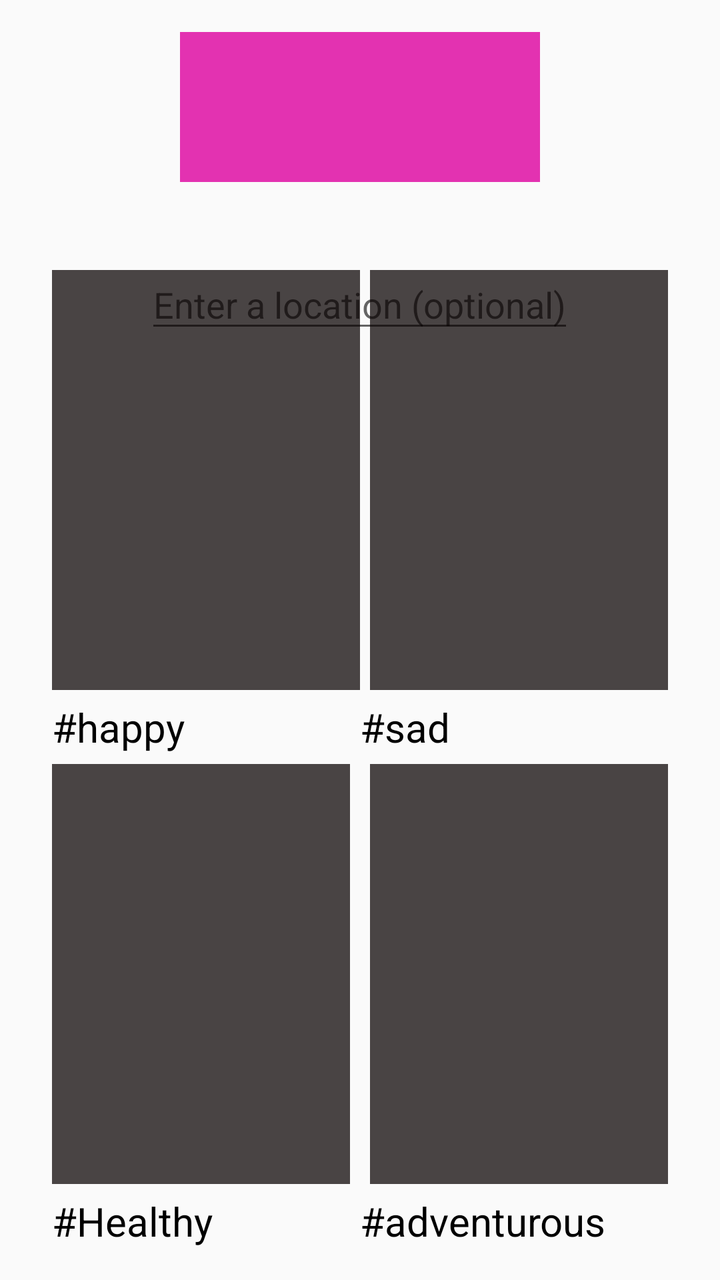
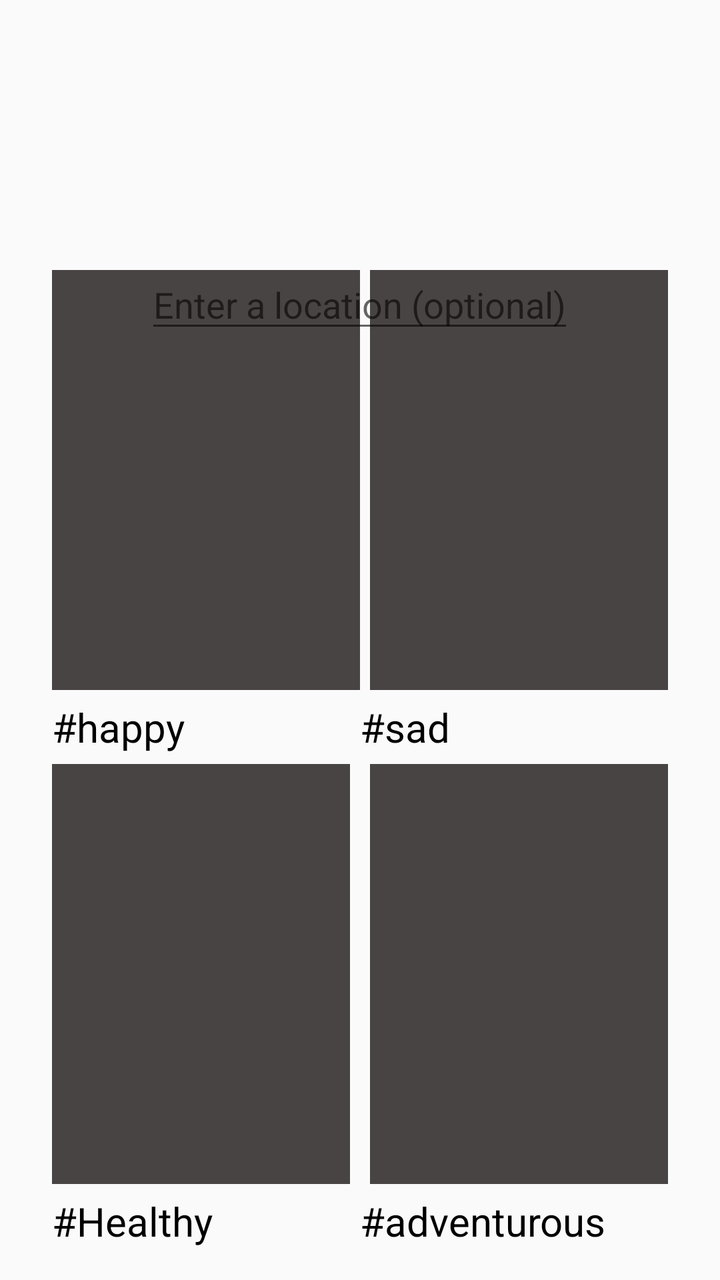

Two renders of the same Android screen: before a commit and after it. Below are the layout's source before the change and the commit's diff.
<!-- AndroidManifest.xml: application theme AppTheme -->
<!-- res/layout/activity_main.xml -->
<?xml version="1.0" encoding="utf-8"?>
<RelativeLayout xmlns:android="http://schemas.android.com/apk/res/android"
    xmlns:tools="http://schemas.android.com/tools"
    android:layout_width="match_parent"
    android:layout_height="match_parent"
    android:paddingBottom="@dimen/activity_vertical_margin"
    android:paddingLeft="@dimen/activity_horizontal_margin"
    android:paddingRight="@dimen/activity_horizontal_margin"
    android:paddingTop="@dimen/activity_vertical_margin"
    tools:context="com.example.rui.location.MainActivity">

    <EditText
        android:layout_width="wrap_content"
        android:layout_height="wrap_content"
        android:id="@+id/inputLocation"
        android:layout_marginTop="39dp"
        android:hint="Enter a location (optional)"
        android:layout_below="@+id/logo"
        android:adjustViewBounds="true"
        android:layout_centerHorizontal="true"/>

    <ImageView
        android:layout_width="wrap_content"
        android:layout_height="wrap_content"
        android:id="@+id/logo"
        android:layout_row="0"
        android:layout_column="3"
        android:background="#d2df08a2"
        android:minHeight="75dp"
        android:minWidth="180dp"
        android:adjustViewBounds="true"
        android:layout_alignParentTop="true"
        android:layout_centerHorizontal="true" />

    <LinearLayout
        android:id="@+id/firstLayout"
        android:layout_width="match_parent"
        android:layout_height="fill_parent"
        android:layout_toLeftOf="@+id/secondView"
        android:orientation="vertical"
        android:nestedScrollingEnabled="true"
        android:minHeight="0dp"
        android:minWidth="0dp"
        android:paddingLeft="10dp"
        android:gravity="bottom"
        android:weightSum="1">

        <ImageButton
            android:layout_width="fill_parent"
            android:layout_height="wrap_content"
            android:id="@+id/mood1"
            android:background="#b9080000"
            android:minWidth="265dp"
            android:minHeight="210dp"
            android:adjustViewBounds="true"
            android:gravity="bottom"
            android:textColor="#ffffff"
            android:layout_marginTop="84dp"
            android:layout_marginBottom="5dp"
            android:onClick="buttonClicked"/>
        <TextView
            android:layout_width="match_parent"
            android:layout_height="wrap_content"
            android:text="#happy"
            android:textColor="#000000"
            android:id="@+id/buttonOneText"
            android:textSize="20sp"

            />
        <ImageButton
            android:layout_width="fill_parent"
            android:layout_height="wrap_content"
            android:id="@+id/mood4"
            android:background="#b9080000"
            android:minWidth="265dp"
            android:minHeight="210dp"
            android:adjustViewBounds="true"
            android:textColor="#ffffff"
            android:layout_marginTop="5dp"
            android:layout_marginBottom="5dp"
            android:onClick="buttonClicked"
            android:layout_marginRight="5dp" />
        <TextView
            android:layout_width="match_parent"
            android:layout_height="wrap_content"
            android:text="#Healthy"
            android:id="@+id/buttonFourText"
            android:textColor="#000000"
            android:textSize="20sp"

            />

    </LinearLayout>

    <View
        android:id="@+id/secondView"
        android:layout_width="0dp"
        android:layout_height="match_parent"
        android:layout_centerHorizontal="true" />

    <LinearLayout
        android:id="@+id/thirdLayout"
        android:layout_width="match_parent"
        android:layout_height="fill_parent"
        android:layout_toRightOf="@+id/secondView"
        android:orientation="vertical"
        android:paddingRight="10dp"
        android:gravity="bottom">

        <ImageButton
            android:layout_width="fill_parent"
            android:layout_height="wrap_content"
            android:id="@+id/mood2"
            android:background="#b9080000"
            android:minWidth="265dp"
            android:minHeight="210dp"
            android:layout_alignTop="@+id/mood1"
            android:layout_alignParentEnd="true"
            android:text="#Sad"
            android:adjustViewBounds="true"
            android:textSize="50px"
            android:textColor="#ffffff"
            android:layout_marginLeft="5dp"
            android:layout_marginTop="84dp"
            android:layout_marginBottom="5dp"
            android:onClick="buttonClicked"/>
        <TextView
            android:layout_width="match_parent"
            android:layout_height="wrap_content"
            android:text="#sad"
            android:textColor="#000000"
            android:id="@+id/buttonTwoText"
            android:textSize="20sp"

            />

        <ImageButton
            android:layout_width="fill_parent"
            android:layout_height="wrap_content"
            android:id="@+id/mood3"
            android:background="#b9080000"
            android:minWidth="265dp"
            android:minHeight="210dp"
            android:layout_alignTop="@+id/mood4"
            android:layout_alignParentEnd="true"
            android:textSize="50px"
            android:adjustViewBounds="true"
            android:text="#Adventurous"
            android:textColor="#fffefe"
            android:layout_marginLeft="5dp"
            android:layout_marginTop="5dp"
            android:layout_marginBottom="5dp"
            android:onClick="buttonClicked"/>
        <TextView
            android:layout_width="match_parent"
            android:layout_height="wrap_content"
            android:id="@+id/buttonThreeText"
            android:text="#adventurous"
            android:textColor="#000000"
            android:textSize="20sp"

            />

    </LinearLayout>

</RelativeLayout>
<!-- resources referenced by this layout -->
<resources>
  <dimen name="activity_horizontal_margin">16dp</dimen>
  <dimen name="activity_vertical_margin">16dp</dimen>
  <style name="AppTheme" parent="Theme.AppCompat.Light.DarkActionBar">
          
          <item name="colorPrimary">@color/colorPrimary</item>
          <item name="colorPrimaryDark">@color/colorPrimaryDark</item>
          <item name="colorAccent">@color/colorAccent</item>
      </style>
  <color name="colorPrimary">#3F51B5</color>
  <color name="colorPrimaryDark">#303F9F</color>
  <color name="colorAccent">#FF4081</color>
</resources>

<!-- the commit's change to res/layout/activity_main.xml (unified diff, before → after) -->
@@ -25,7 +25,6 @@
         android:id="@+id/logo"
         android:layout_row="0"
         android:layout_column="3"
-        android:background="#d2df08a2"
         android:minHeight="75dp"
         android:minWidth="180dp"
         android:adjustViewBounds="true"
